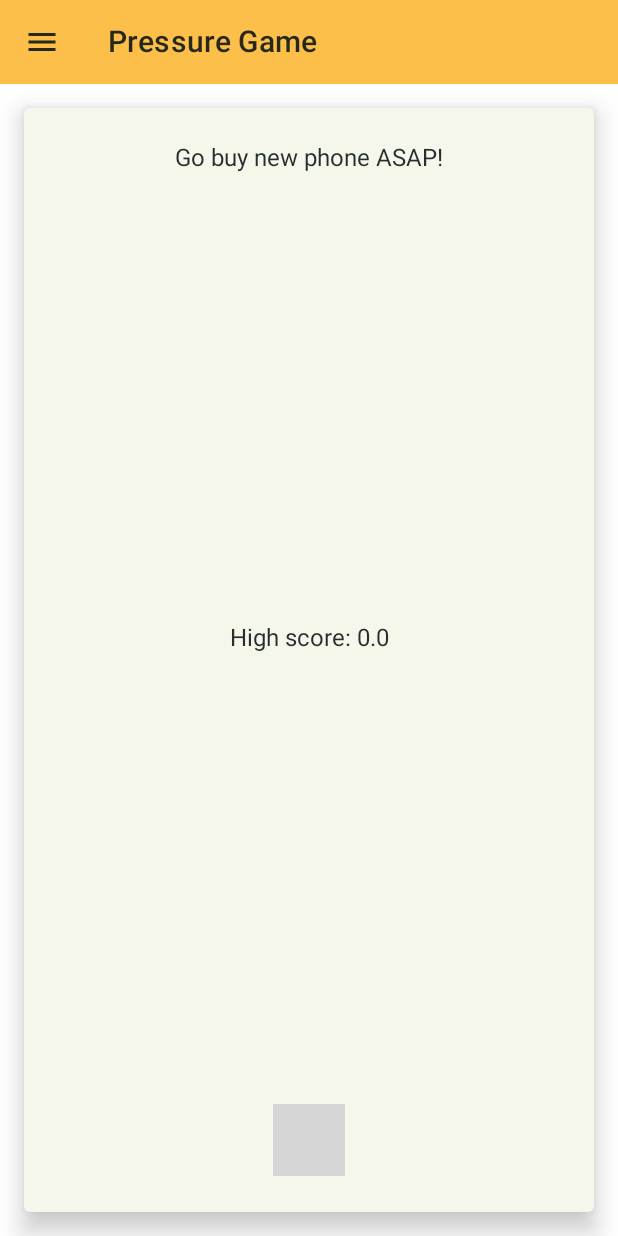
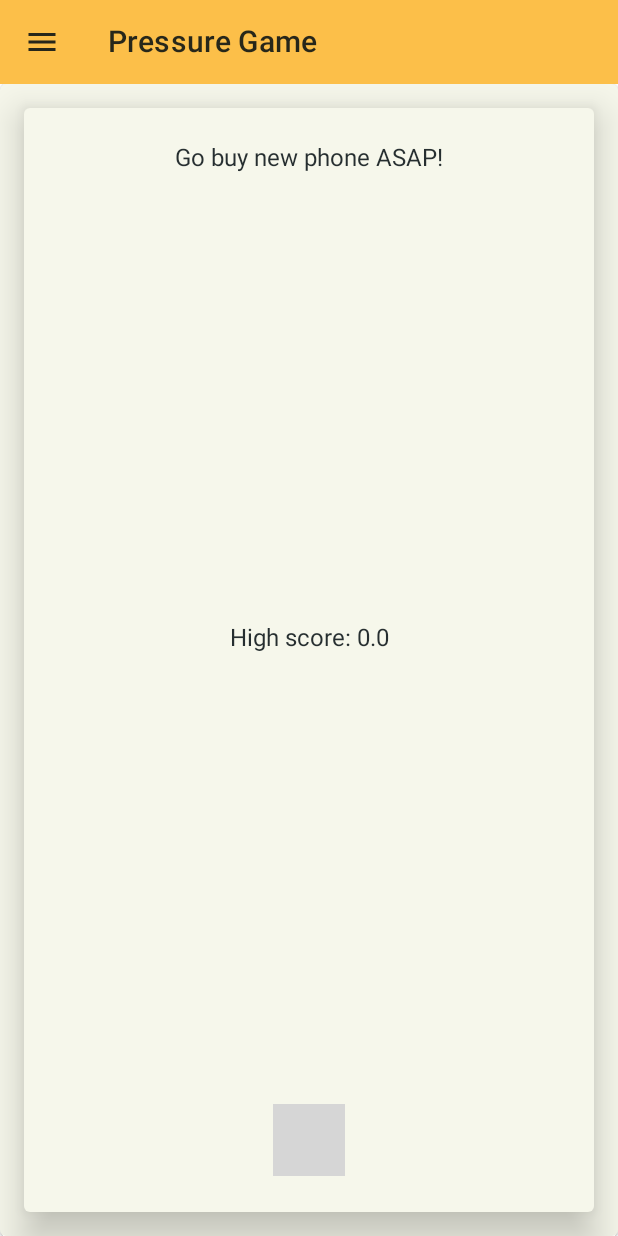
Before and after one commit to JHiltunen/SensorLympics, an Android app built with Jetpack Compose: the screen it shows after launch (MainActivity), after a tap on "Pressure game", on a phone screen of 412 x 824 dp. Run offline under Robolectric (Android 15) with nearby library versions, the phone set to English and light mode, and no system bars; our stand-ins replace accompanist, livedata-compose; libraries missing offline, so code that uses them is left out: org.osmdroid.config, org.osmdroid.library, org.osmdroid.util; pictures from the network do not load; 5 statements that could not run were skipped; grey boxes are pictures that could not be loaded.

Commit message:
Layout modificatioins

```diff
--- /dev/null
+++ b/app/src/main/java/com/jhiltunen/sensorlympics/Layout.kt
@@ -0,0 +1,33 @@
+package com.jhiltunen.sensorlympics
+
+import androidx.compose.foundation.layout.*
+import androidx.compose.material.Card
+import androidx.compose.runtime.Composable
+import androidx.compose.ui.Alignment
+import androidx.compose.ui.Modifier
+import androidx.compose.ui.unit.dp
+
+@Composable
+fun CardStyle(children: @Composable () -> Unit) {
+    Card(
+        modifier = Modifier
+            .padding(16.dp)
+            .fillMaxHeight()
+            .fillMaxWidth(),
+        elevation = 16.dp
+    ) {
+        children()
+    }
+}
+
+@Composable
+fun SpaceBetweenColumn(children: @Composable () -> Unit) {
+    Column (
+        modifier = Modifier
+            .padding(24.dp),
+        verticalArrangement = Arrangement.SpaceBetween,
+        horizontalAlignment = Alignment.CenterHorizontally,
+    ) {
+        children()
+    }
+}
--- a/app/src/main/java/com/jhiltunen/sensorlympics/menu/Menu.kt
+++ b/app/src/main/java/com/jhiltunen/sensorlympics/menu/Menu.kt
@@ -1,6 +1,5 @@
 package com.jhiltunen.sensorlympics.menu
 
-import android.content.Context
 import androidx.compose.foundation.ExperimentalFoundationApi
 import androidx.compose.foundation.clickable
 import androidx.compose.foundation.layout.*
@@ -298,7 +297,7 @@ fun OlympicsCities(openDrawer: () -> Unit) {
     )
     {
         TopAppBar(
-            title = { Text(text = "Olympic Cities") },
+            title = { Text(stringResource(id = R.string.title6)) },
             navigationIcon = {
                 IconButton(onClick = openDrawer) {
                     Icon(imageVector = Icons.Filled.Menu, contentDescription = "Menu")
--- a/app/src/main/java/com/jhiltunen/sensorlympics/navigator/MainAppNav.kt
+++ b/app/src/main/java/com/jhiltunen/sensorlympics/navigator/MainAppNav.kt
@@ -17,6 +17,7 @@ import androidx.compose.ui.unit.sp
 import androidx.navigation.compose.NavHost
 import androidx.navigation.compose.composable
 import androidx.navigation.compose.rememberNavController
+import com.jhiltunen.sensorlympics.CardStyle
 import com.jhiltunen.sensorlympics.R
 import com.jhiltunen.sensorlympics.menu.DrawerAppScreen
 import com.jhiltunen.sensorlympics.menu.Menu
@@ -29,12 +30,8 @@ fun MainAppNav() {
     val navController = rememberNavController()
     NavHost(navController, startDestination = "main") {
         composable("main") {
-            Card(
-                modifier = Modifier
-                    .padding(16.dp)
-                    .fillMaxWidth(),
-                elevation = 16.dp
-            ) {
+            Card {
+                CardStyle {
                     Column(
                         modifier = Modifier
                             .padding(16.dp)
@@ -65,7 +62,6 @@ fun MainAppNav() {
                                 Text(stringResource(R.string.game1))
                             }
                             Spacer(modifier = Modifier.padding(12.dp))
-
                             OutlinedButton(
                                 onClick = { navController.navigate("pressuregame") },
                                 modifier = Modifier
@@ -95,7 +91,16 @@ fun MainAppNav() {
                                 colors = ButtonDefaults.outlinedButtonColors(contentColor = RichBlack)
                             ) {
                                 Text(stringResource(id = R.string.game4))
-
+                            }
+                            Spacer(modifier = Modifier.padding(12.dp))
+                            OutlinedButton(
+                                onClick = { navController.navigate("olympicscities") },
+                                modifier = Modifier
+                                    .fillMaxWidth()
+                                    .border(1.dp, color = Black),
+                                colors = ButtonDefaults.outlinedButtonColors(contentColor = RichBlack)
+                            ) {
+                                Text(text = "Olympic Cities")
                             }
                         }
 /*                    ShowMap(
@@ -115,6 +120,7 @@ fun MainAppNav() {
                     }
                 }
             }
+        }
 
         composable("magnetogame") {
             Menu(screen = DrawerAppScreen.MagnetoGame)
@@ -127,6 +133,9 @@ fun MainAppNav() {
         composable("tictactoe") {
             Menu(screen = DrawerAppScreen.TicTacToe)
         }
+        composable("olympicscities") {
+            Menu(screen = DrawerAppScreen.OlympicsCities)
+        }
 
     }
 }
--- a/app/src/main/java/com/jhiltunen/sensorlympics/pressuregame/Composables.kt
+++ b/app/src/main/java/com/jhiltunen/sensorlympics/pressuregame/Composables.kt
@@ -1,16 +1,18 @@
 package com.jhiltunen.sensorlympics.pressuregame
 
 import android.util.Log
-import androidx.compose.foundation.layout.*
+import androidx.compose.foundation.layout.Arrangement
+import androidx.compose.foundation.layout.Column
+import androidx.compose.foundation.layout.fillMaxHeight
+import androidx.compose.foundation.layout.fillMaxWidth
 import androidx.compose.material.*
 import androidx.compose.runtime.*
 import androidx.compose.runtime.livedata.observeAsState
 import androidx.compose.ui.Alignment
 import androidx.compose.ui.Modifier
 import androidx.compose.ui.res.stringResource
-import androidx.compose.ui.unit.dp
 import androidx.compose.ui.unit.sp
-import com.jhiltunen.sensorlympics.MainActivity
+import com.jhiltunen.sensorlympics.*
 import com.jhiltunen.sensorlympics.R
 import com.jhiltunen.sensorlympics.rules.PressureRules
 import com.jhiltunen.sensorlympics.ui.theme.SensorLympicsTheme
@@ -27,20 +29,12 @@ fun PressureApp() {
             scaffoldState = scaffoldState,
             content = {
                 Surface(color = MaterialTheme.colors.background) {
-                    Card(
-                        modifier = Modifier
-                            .padding(16.dp)
-                            .fillMaxWidth()
-                            .fillMaxHeight(),
-                        elevation = 10.dp,
-                    ) {
-                        Column(
-                            modifier = Modifier.padding(24.dp),
-                            verticalArrangement = Arrangement.SpaceBetween,
-                            horizontalAlignment = Alignment.CenterHorizontally,
-                        ) {
-                            //ShowPressureData(MainActivity.pressureViewModel)
-                            FeaturedCircularProgressIndicator(MainActivity.pressureViewModelProgress)
+                    Card {
+                        CardStyle {
+                            SpaceBetweenColumn {
+                                //ShowPressureData(MainActivity.pressureViewModel)
+                                FeaturedCircularProgressIndicator(MainActivity.pressureViewModelProgress)
+                            }
                         }
                     }
                 }
--- a/app/src/main/java/com/jhiltunen/sensorlympics/tictactoe/TicTacToeViewModel.kt
+++ b/app/src/main/java/com/jhiltunen/sensorlympics/tictactoe/TicTacToeViewModel.kt
@@ -3,7 +3,7 @@ package com.jhiltunen.sensorlympics.tictactoe
 import androidx.lifecycle.LiveData
 import androidx.lifecycle.MutableLiveData
 
-class TicTacToeViewModel() {
+class TicTacToeViewModel {
     private var _turn: MutableLiveData<String> = MutableLiveData("X")
     val turn: LiveData<String> = _turn
     private var xyCoordinates =
--- a/app/src/main/java/com/jhiltunen/sensorlympics/ui/views/TicTacToeView.kt
+++ b/app/src/main/java/com/jhiltunen/sensorlympics/ui/views/TicTacToeView.kt
@@ -12,8 +12,8 @@ import com.jhiltunen.sensorlympics.tictactoe.TicTacToeViewModel
 @Composable
 // Game 3
 fun TicTacToeView(ticTacToeViewModel: TicTacToeViewModel) {
-    var turn = ticTacToeViewModel.turn.observeAsState()
-    var gameIsOn = ticTacToeViewModel.gameIsOn.observeAsState()
+    val turn = ticTacToeViewModel.turn.observeAsState()
+    val gameIsOn = ticTacToeViewModel.gameIsOn.observeAsState()
     Text(text = "Turn ${turn.value}")
 
     Row(horizontalArrangement = Arrangement.SpaceBetween) {
--- a/app/src/main/res/values/strings.xml
+++ b/app/src/main/res/values/strings.xml
@@ -8,6 +8,7 @@
     <string name="title3" translatable="false">Tic Tac Toe</string>
     <string name="title4" translatable="false">Ball Game</string>
     <string name="title5" translatable="false">Statistics</string>
+    <string name="title6" translatable="false">Olympic cities</string>
 
     <string name="sensor_val" translatable="false">x: %.2f \n y: %.2f \n z: %.2f</string>
     <string name="sensor_val3">Current: %.2f \nCurrent boiling point for water %.2f C° \nMax: %.2f \nMin: %.2f \nMax - Min in meters: %.2f </string>
```
Also changed, not shown: app/src/main/java/com/jhiltunen/sensorlympics/magnetgame/Composables.kt (+13 -18 lines), app/src/main/java/com/jhiltunen/sensorlympics/olympicmap/Map.kt (+7 -9 lines). Lines whose indentation alone changed are shown as unchanged.
